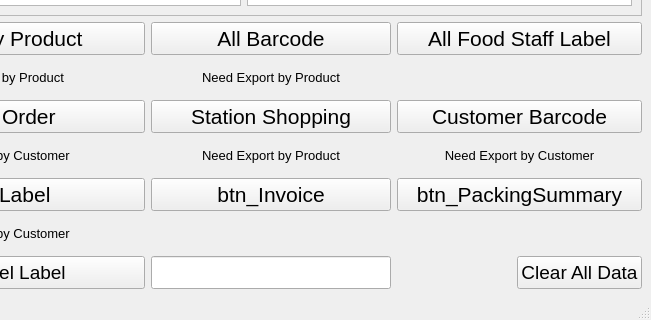
This is GUI_Mrince.ui in ThanawatKMUTNB/MRINCE as Qt 5 draws it before an edit; both pictures show x 164 to 815 and y 283 to 603 of the 815 by 603 pixel window. The edited form follows.
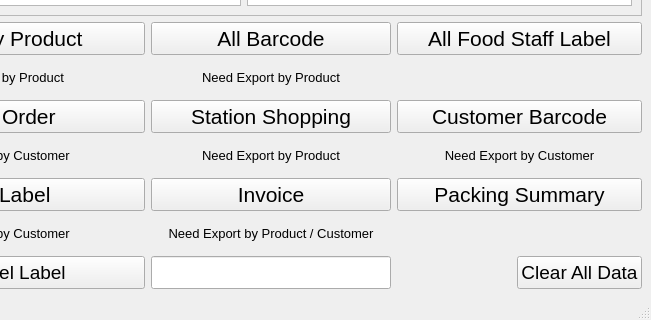
This is the edited form.

Patch:
```diff
--- a/GUI_Mrince.ui
+++ b/GUI_Mrince.ui
@@ -119,7 +119,7 @@
        </font>
       </property>
       <property name="text">
-       <string>btn_PackingSummary</string>
+       <string>Packing Summary</string>
       </property>
      </widget>
     </item>
@@ -212,7 +212,7 @@
        </font>
       </property>
       <property name="text">
-       <string>btn_Invoice</string>
+       <string>Invoice</string>
       </property>
      </widget>
     </item>
@@ -809,7 +809,7 @@
        <enum>Qt::LeftToRight</enum>
       </property>
       <property name="text">
-       <string/>
+       <string>Need Export by Product / Customer</string>
       </property>
       <property name="alignment">
        <set>Qt::AlignCenter</set>
```
